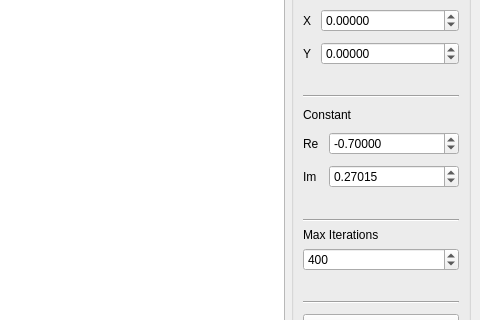
NiPeter/Fractal-Generator-CUDA-Qt-App, file src/mainwindow.ui: the form before one commit; both pictures show x 428 to 908 and y 314 to 634 of the 908 by 715 pixel window.
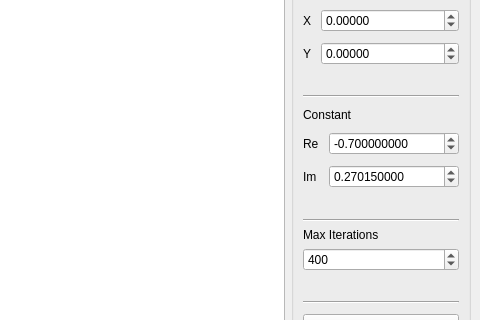
The form after the commit. Custom widgets are drawn as their Qt base class.

Commit message:
Changes "C" spin box ranges and zoom time
Spin boxes for constant variable real and imaginary part were bounded to <-1,1> which was too small for some cool fractal shapes.
New limit <-1000,1000> is more than enough.

Animation time were too big which leads to slow response for zoom operation on graphics area.
New time is 250ms.

What changed in the file:
```diff
--- a/src/mainwindow.ui
+++ b/src/mainwindow.ui
@@ -409,13 +409,13 @@
                 <enum>QAbstractSpinBox::UpDownArrows</enum>
                </property>
                <property name="decimals">
-                <number>5</number>
+                <number>9</number>
                </property>
                <property name="minimum">
-                <double>-1.000000000000000</double>
+                <double>-1000.000000000000000</double>
                </property>
                <property name="maximum">
-                <double>1.000000000000000</double>
+                <double>1000.000000000000000</double>
                </property>
                <property name="singleStep">
                 <double>0.020000000000000</double>
@@ -428,13 +428,13 @@
              <item row="1" column="1">
               <widget class="QDoubleSpinBox" name="doubleSpinBoxConstImaginalis">
                <property name="decimals">
-                <number>5</number>
+                <number>9</number>
                </property>
                <property name="minimum">
-                <double>-1.000000000000000</double>
+                <double>-1000.000000000000000</double>
                </property>
                <property name="maximum">
-                <double>1.000000000000000</double>
+                <double>1000.000000000000000</double>
                </property>
                <property name="singleStep">
                 <double>0.020000000000000</double>
```
The commit also changes 1 other file.
